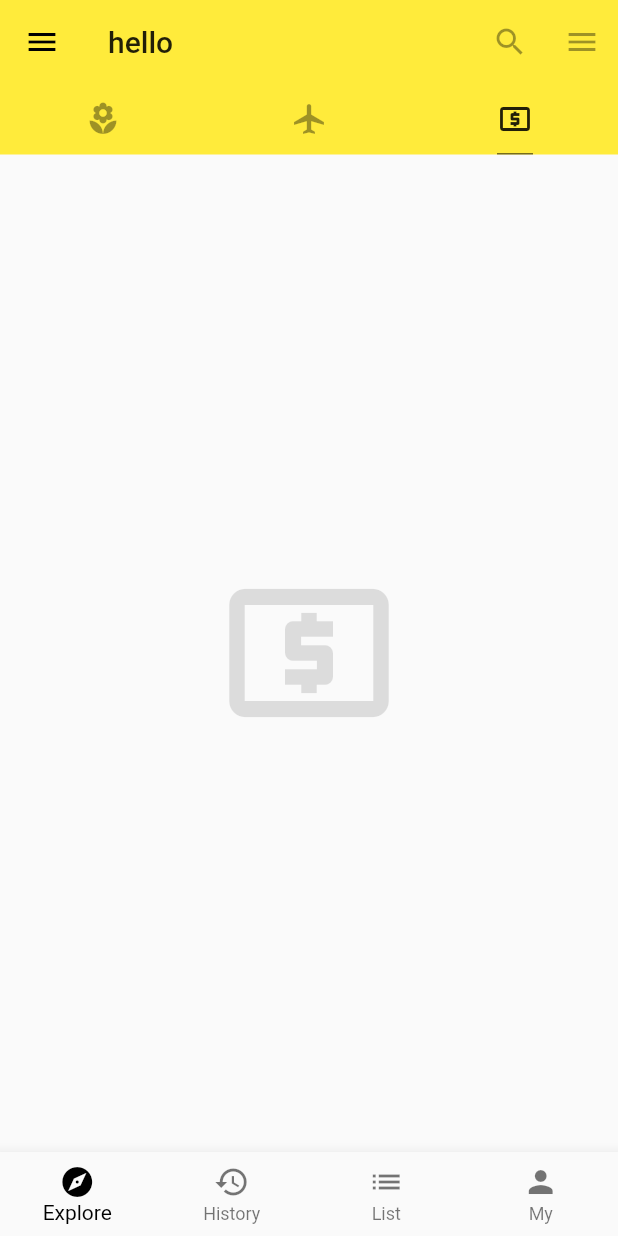
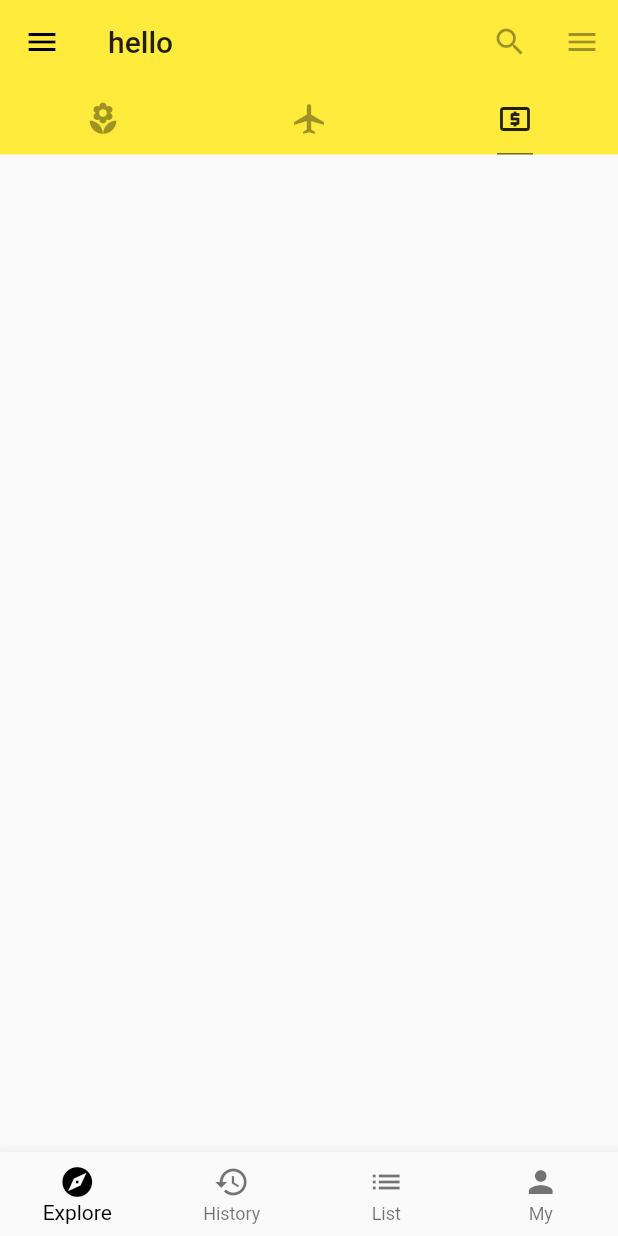
Before and after one commit to GuchaoGit/flutter_app, a Flutter app: the screen it shows after launch, tab 3 chosen, on a phone screen of 412 x 824 dp. Run offline on Flutter 3.47's test engine with Material 2 defaults, Android fonts, the phone set to English and light mode, and no system bars; missing offline and left inert: flutter_webview_plugin; network calls fail.

Commit message:
创建LayoutDemo小部件

```diff
--- /dev/null
+++ b/lib/demo/layout_demo.dart
@@ -0,0 +1,8 @@
+import 'package:flutter/material.dart';
+
+class LayoutDemo extends StatelessWidget {
+  @override
+  Widget build(BuildContext context) {
+    return Container();
+  }
+}
--- a/lib/main.dart
+++ b/lib/main.dart
@@ -3,6 +3,7 @@ import 'package:flutter/material.dart';
 import 'demo/basic_demo.dart';
 import 'demo/bottom_navigation_bar_demo.dart';
 import 'demo/drawer_demo.dart';
+import 'demo/layout_demo.dart';
 import 'demo/listview_demo.dart';
 
 void main() => runApp(App());
@@ -60,11 +61,7 @@ class Home extends StatelessWidget {
             body: TabBarView(children: <Widget>[
               ListViewDemo(),
               BasicDemo(),
-              Icon(
-                Icons.local_atm,
-                size: 128.0,
-                color: Colors.black12,
-              ),
+              LayoutDemo(),
             ]),
             drawer: DrawerDemo(),
             bottomNavigationBar: BottomNavigationBarDemo()
```
Also changed, not shown: 1 other file.
